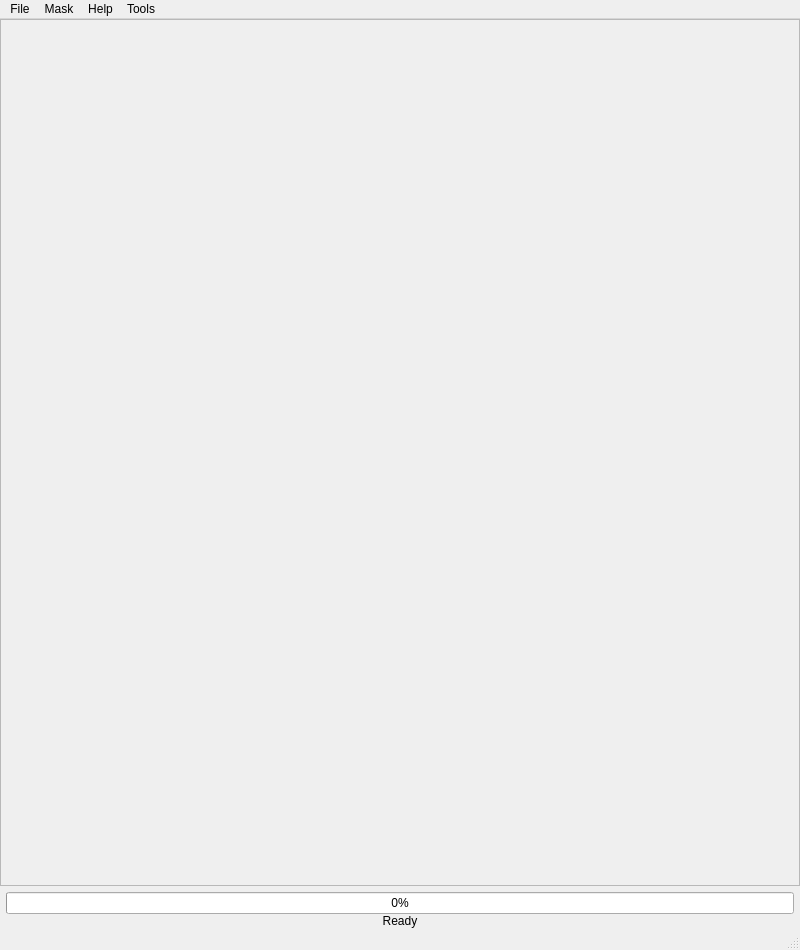
Qt form src/main/python/Views/main.ui (MJOLNIRPackage/MJOLNIR-GUI) before a commit.
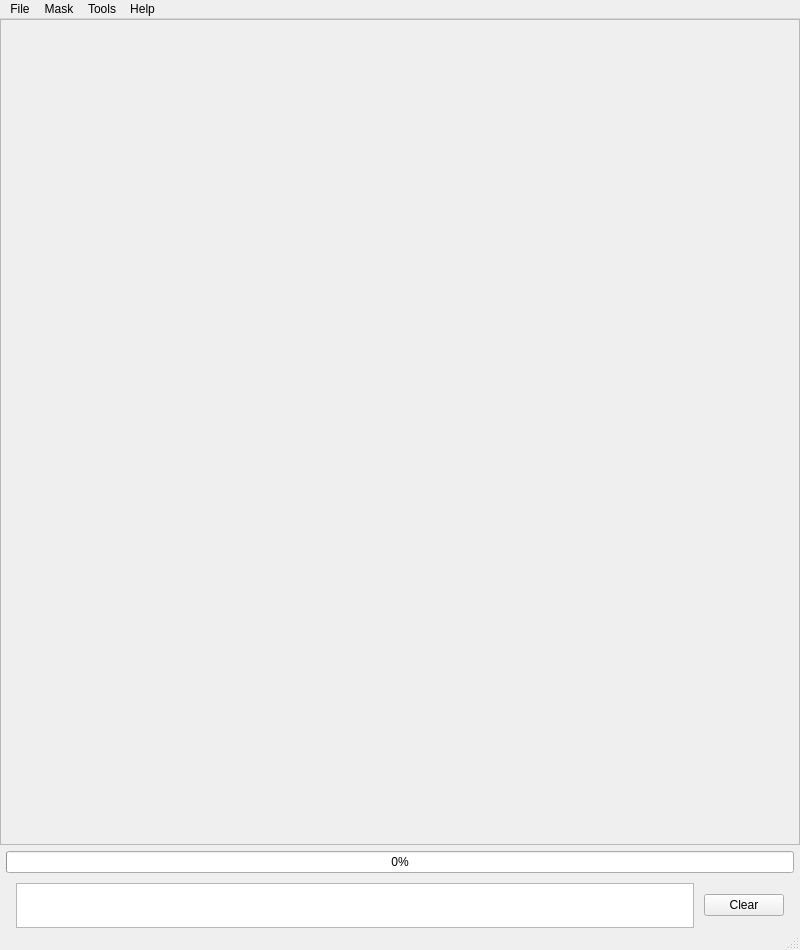
The same form after that commit.

Commit message: Correct hacked inclusion of new tools Add shortcuts to init function Support log class

```diff
--- a/src/main/python/Views/main.ui
+++ b/src/main/python/Views/main.ui
@@ -77,12 +77,15 @@
          <x>0</x>
          <y>0</y>
          <width>798</width>
-         <height>851</height>
+         <height>822</height>
         </rect>
        </property>
-       <layout class="QHBoxLayout" name="horizontalLayout_2">
+       <layout class="QVBoxLayout" name="verticalLayout_4">
         <item>
          <layout class="QVBoxLayout" name="verticalLayout">
+          <property name="spacing">
+           <number>6</number>
+          </property>
           <property name="sizeConstraint">
            <enum>QLayout::SetNoConstraint</enum>
           </property>
@@ -103,7 +106,17 @@
            </widget>
           </item>
           <item>
-           <widget class="QWidget" name="collapsibleContainer" native="true"/>
+           <widget class="QWidget" name="collapsibleContainer" native="true">
+            <property name="sizePolicy">
+             <sizepolicy hsizetype="Preferred" vsizetype="Expanding">
+              <horstretch>0</horstretch>
+              <verstretch>0</verstretch>
+             </sizepolicy>
+            </property>
+            <property name="styleSheet">
+             <string notr="true"/>
+            </property>
+           </widget>
           </item>
          </layout>
         </item>
@@ -113,6 +126,9 @@
     </item>
     <item>
      <layout class="QVBoxLayout" name="verticalLayout_3">
+      <property name="spacing">
+       <number>10</number>
+      </property>
       <property name="leftMargin">
        <number>6</number>
       </property>
@@ -136,20 +152,40 @@
        </widget>
       </item>
       <item>
-       <widget class="QLabel" name="progressBar_label">
-        <property name="sizePolicy">
-         <sizepolicy hsizetype="Preferred" vsizetype="Preferred">
-          <horstretch>0</horstretch>
-          <verstretch>0</verstretch>
-         </sizepolicy>
+       <layout class="QHBoxLayout" name="horizontalLayout">
+        <property name="spacing">
+         <number>10</number>
         </property>
-        <property name="text">
-         <string>Ready</string>
+        <property name="leftMargin">
+         <number>10</number>
         </property>
-        <property name="alignment">
-         <set>Qt::AlignCenter</set>
+        <property name="rightMargin">
+         <number>10</number>
         </property>
-       </widget>
+        <item>
+         <widget class="QTextBrowser" name="textBrowser">
+          <property name="sizePolicy">
+           <sizepolicy hsizetype="Expanding" vsizetype="Minimum">
+            <horstretch>0</horstretch>
+            <verstretch>0</verstretch>
+           </sizepolicy>
+          </property>
+          <property name="maximumSize">
+           <size>
+            <width>16777215</width>
+            <height>45</height>
+           </size>
+          </property>
+         </widget>
+        </item>
+        <item>
+         <widget class="QPushButton" name="log_reset_button">
+          <property name="text">
+           <string>Clear</string>
+          </property>
+         </widget>
+        </item>
+       </layout>
       </item>
      </layout>
     </item>
@@ -161,7 +197,7 @@
      <x>0</x>
      <y>0</y>
      <width>800</width>
-     <height>22</height>
+     <height>21</height>
     </rect>
    </property>
    <widget class="QMenu" name="menuFile">
@@ -206,8 +242,8 @@
    </widget>
    <addaction name="menuFile"/>
    <addaction name="menuMask"/>
-   <addaction name="menuHelp"/>
    <addaction name="menuTools"/>
+   <addaction name="menuHelp"/>
   </widget>
   <widget class="QStatusBar" name="statusbar"/>
   <action name="actionSave_GUI_state">
```
Left out of the diff: 54 changed lines with no effect on the pictures. The commit also changes 1 other file.
